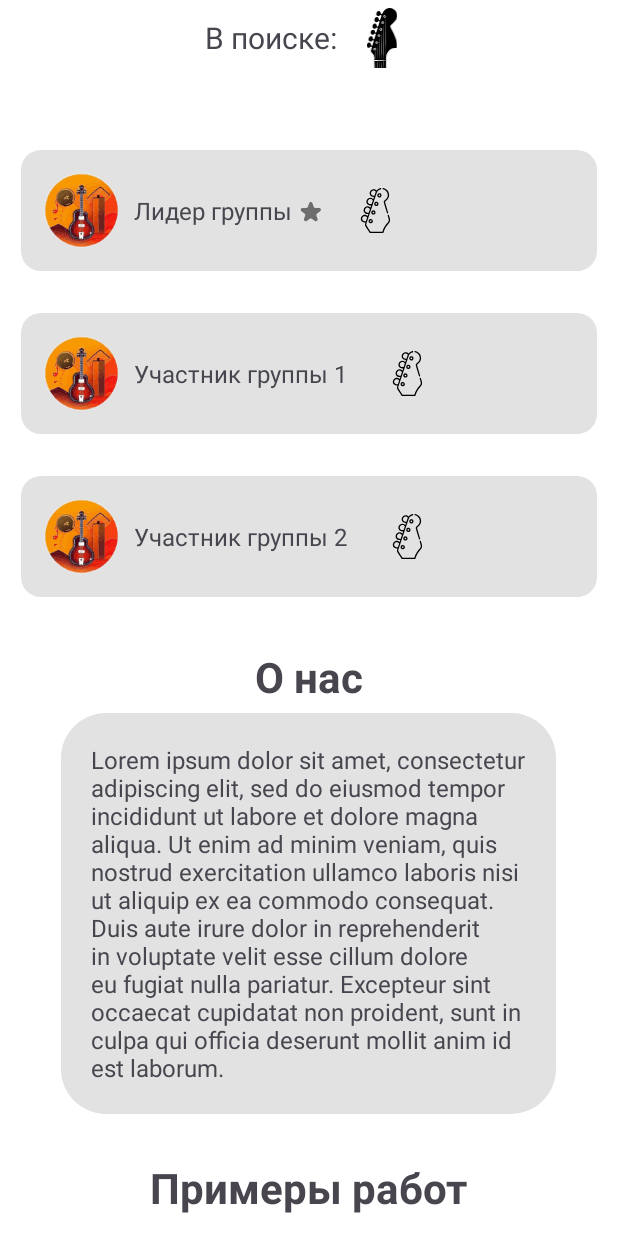
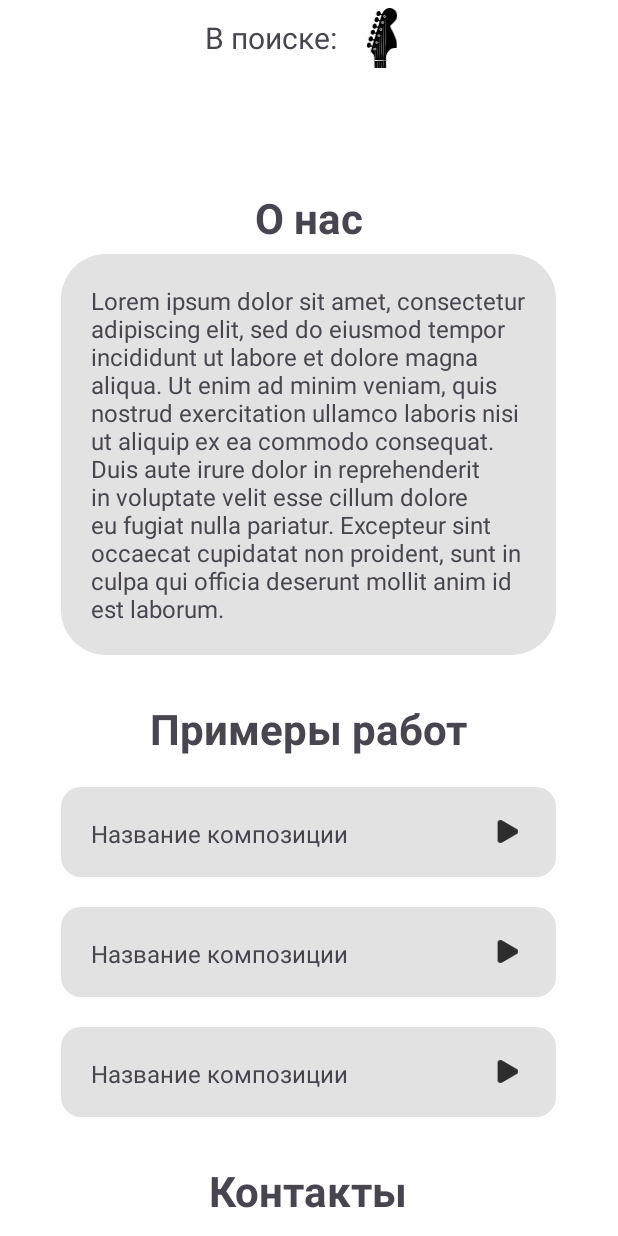
Before and after one commit to odyyyy/FindYourBand, an Android app: the layout fragment_band_page.xml on its own in the app's theme, with its tools: preview values and no code run, scrolled down 576 dp, on a phone screen of 412 x 824 dp. Run offline under Robolectric (Android 15) with nearby library versions, the phone set to English and light mode, and no system bars.

```diff
--- a/app/src/main/java/com/example/findyourband/adapters/VacanciesAdapter.java
+++ b/app/src/main/java/com/example/findyourband/adapters/VacanciesAdapter.java
@@ -83,7 +83,7 @@ public class VacanciesAdapter extends RecyclerView.Adapter<VacanciesAdapter.View
                 LinearLayout.LayoutParams.WRAP_CONTENT,
                 LinearLayout.LayoutParams.WRAP_CONTENT
         );
-        params.setMarginEnd(12);
+        params.setMarginEnd(18);
 
         for (String genre : genres) {
             TextView genreTextView = new TextView(newContext);
--- a/app/src/main/java/com/example/findyourband/fragments/MainPageFragment.java
+++ b/app/src/main/java/com/example/findyourband/fragments/MainPageFragment.java
@@ -45,7 +45,7 @@ public class MainPageFragment extends Fragment {
 
         View view = binding.getRoot();
 
-        //setLoggedInUserNickname();
+        setLoggedInUserNickname();
 
         newsRecyclerView = binding.newsRecyclerView;
         newsRecyclerView.setLayoutManager(new LinearLayoutManager(getContext()));
--- a/app/src/main/java/com/example/findyourband/fragments/settings/CreateBandFragment.java
+++ b/app/src/main/java/com/example/findyourband/fragments/settings/CreateBandFragment.java
@@ -52,7 +52,6 @@ public class CreateBandFragment extends Fragment {
 
         binding = FragmentCreateBandBinding.inflate(inflater, container, false);
         setSelectedBandMembers();
-        Log.d(TAG, bandNameSavedState);
 
 
         binding.cityAutoComplete.setAdapter(new ArrayAdapter<>(getContext(), android.R.layout.simple_dropdown_item_1line, getResources().getStringArray(R.array.cities)));
--- a/app/src/main/java/com/example/findyourband/fragments/settings/SearchBandMembersFragment.java
+++ b/app/src/main/java/com/example/findyourband/fragments/settings/SearchBandMembersFragment.java
@@ -69,7 +69,7 @@ public class SearchBandMembersFragment extends Fragment {
                 String currentUserLogin = snapshot.child(FirebaseAuth.getInstance().getCurrentUser().getUid()).child("login").getValue().toString();
                 for (DataSnapshot ds : snapshot.getChildren()) {
 
-                    MemberDataClass user = new MemberDataClass(ds.child("login").getValue().toString());
+                    MemberDataClass user = new MemberDataClass(ds.child("login").getValue().toString(), ds.child("image").getValue().toString(), (ArrayList<String>) ds.child("instruments").getValue());
                     if (!user.getNickname().equals(currentUserLogin))
                         userSearchList.add(user);
                 }
@@ -139,7 +139,6 @@ public class SearchBandMembersFragment extends Fragment {
                 searchList.add(user);
             }
         }
-        // TODO: подумать над сохранением состояния selected в списке при поиске оно сбрасывается
         searchMembersAdapter.searchDataList(searchList);
     }
 
--- a/app/src/main/java/com/example/findyourband/fragments/vacancies/BandPageFragment.java
+++ b/app/src/main/java/com/example/findyourband/fragments/vacancies/BandPageFragment.java
@@ -6,6 +6,7 @@ import androidx.annotation.NonNull;
 import androidx.annotation.Nullable;
 import androidx.fragment.app.Fragment;
 import androidx.fragment.app.FragmentTransaction;
+import androidx.recyclerview.widget.LinearLayoutManager;
 
 import android.util.Log;
 import android.view.ContextThemeWrapper;
@@ -16,6 +17,7 @@ import android.widget.LinearLayout;
 import android.widget.TextView;
 
 import com.example.findyourband.R;
+import com.example.findyourband.adapters.BandMembersAdapter;
 import com.example.findyourband.databinding.FragmentBandPageBinding;
 import com.example.findyourband.services.INSTRUMENT;
 
@@ -69,6 +71,10 @@ public class BandPageFragment extends Fragment {
             }
 
             List<String> members = bandData.getStringArrayList("members");
+//            BandMembersAdapter searchMembersAdapter = new BandMembersAdapter(getContext(), selectedMembersArray, this);
+//
+//            binding.bandMemberVacancyRecycleView.setLayoutManager(new LinearLayoutManager(getContext()));
+//            binding.bandMemberVacancyRecycleView.setAdapter(searchMembersAdapter);
             // TODO: загрузка участников группы
 
             String description = bandData.getString("description");
--- a/app/src/main/res/layout/fragment_band_page.xml
+++ b/app/src/main/res/layout/fragment_band_page.xml
@@ -155,115 +155,121 @@
         <!--            android:layout_height="wrap_content"-->
         <!--            android:layout_below="@+id/"-->
 
-        <LinearLayout
-            android:id="@+id/groupMembersLayout"
+<!--        <LinearLayout-->
+<!--            android:id="@+id/groupMembersLayout"-->
+<!--            android:layout_width="match_parent"-->
+<!--            android:layout_height="wrap_content"-->
+<!--            android:layout_below="@+id/genreVacancyPageLayout"-->
+<!--            android:gravity="center_horizontal"-->
+<!--            android:orientation="vertical">-->
+
+<!--            <LinearLayout-->
+<!--                android:id="@+id/groupMemberSecond"-->
+<!--                style="@style/groupMembersLayoutStyle">-->
+
+<!--                <ImageView-->
+<!--                    android:layout_width="50dp"-->
+<!--                    android:layout_height="50dp"-->
+<!--                    android:layout_gravity="center_vertical"-->
+<!--                    android:layout_marginEnd="10dp"-->
+<!--                    android:src="@drawable/logo" />-->
+
+
+<!--                <TextView-->
+<!--                    android:layout_width="wrap_content"-->
+<!--                    android:layout_height="wrap_content"-->
+<!--                    android:layout_marginEnd="5dp"-->
+
+<!--                    android:text="Лидер группы"-->
+<!--                    android:textSize="16sp" />-->
+
+<!--                <ImageView-->
+<!--                    android:layout_width="15dp"-->
+<!--                    android:layout_height="15dp"-->
+<!--                    android:layout_gravity="center_vertical"-->
+<!--                    android:layout_marginTop="1dp"-->
+<!--                    android:src="@drawable/ic_star_groupleader" />-->
+
+<!--                <ImageView-->
+<!--                    android:layout_width="30dp"-->
+<!--                    android:layout_height="30dp"-->
+<!--                    android:layout_gravity="center_vertical"-->
+<!--                    android:layout_marginStart="20dp"-->
+<!--                    android:src="@drawable/ic_instrument" />-->
+<!--            </LinearLayout>-->
+
+<!--            <LinearLayout-->
+<!--                android:id="@+id/groupMemberThird"-->
+<!--                style="@style/groupMembersLayoutStyle">-->
+
+<!--                <ImageView-->
+<!--                    android:layout_width="50dp"-->
+<!--                    android:layout_height="50dp"-->
+<!--                    android:layout_gravity="center_vertical"-->
+<!--                    android:layout_marginEnd="10dp"-->
+<!--                    android:src="@drawable/logo" />-->
+
+
+<!--                <TextView-->
+<!--                    android:layout_width="wrap_content"-->
+<!--                    android:layout_height="wrap_content"-->
+<!--                    android:layout_marginEnd="5dp"-->
+
+<!--                    android:text="Участник группы 1"-->
+<!--                    android:textSize="16sp" />-->
+
+
+<!--                <ImageView-->
+<!--                    android:layout_width="30dp"-->
+<!--                    android:layout_height="30dp"-->
+<!--                    android:layout_gravity="center_vertical"-->
+<!--                    android:layout_marginStart="20dp"-->
+<!--                    android:src="@drawable/ic_instrument" />-->
+<!--            </LinearLayout>-->
+
+<!--            <LinearLayout-->
+<!--                android:id="@+id/groupMemberOneLead"-->
+<!--                style="@style/groupMembersLayoutStyle">-->
+
+<!--                <ImageView-->
+<!--                    android:layout_width="50dp"-->
+<!--                    android:layout_height="50dp"-->
+<!--                    android:layout_gravity="center_vertical"-->
+<!--                    android:layout_marginEnd="10dp"-->
+<!--                    android:src="@drawable/logo" />-->
+
+
+<!--                <TextView-->
+<!--                    android:layout_width="wrap_content"-->
+<!--                    android:layout_height="wrap_content"-->
+<!--                    android:layout_marginEnd="5dp"-->
+
+<!--                    android:text="Участник группы 2"-->
+<!--                    android:textSize="16sp" />-->
+
+
+<!--                <ImageView-->
+<!--                    android:layout_width="30dp"-->
+<!--                    android:layout_height="30dp"-->
+<!--                    android:layout_gravity="center_vertical"-->
+<!--                    android:layout_marginStart="20dp"-->
+<!--                    android:src="@drawable/ic_instrument" />-->
+<!--            </LinearLayout>-->
+<!--    </LinearLayout>-->
+        <androidx.recyclerview.widget.RecyclerView
+            android:id="@+id/bandMemberVacancyRecycleView"
+            android:layout_below="@+id/genreVacancyPageLayout"
             android:layout_width="match_parent"
             android:layout_height="wrap_content"
-            android:layout_below="@+id/genreVacancyPageLayout"
-            android:gravity="center_horizontal"
-            android:orientation="vertical">
-
-            <LinearLayout
-                android:id="@+id/groupMemberSecond"
-                style="@style/groupMembersLayoutStyle">
-
-                <ImageView
-                    android:layout_width="50dp"
-                    android:layout_height="50dp"
-                    android:layout_gravity="center_vertical"
-                    android:layout_marginEnd="10dp"
-                    android:src="@drawable/logo" />
+            android:layout_marginTop="20dp" />
 
 
-                <TextView
-                    android:layout_width="wrap_content"
-                    android:layout_height="wrap_content"
-                    android:layout_marginEnd="5dp"
-
-                    android:text="Лидер группы"
-                    android:textSize="16sp" />
-
-                <ImageView
-                    android:layout_width="15dp"
-                    android:layout_height="15dp"
-                    android:layout_gravity="center_vertical"
-                    android:layout_marginTop="1dp"
-                    android:src="@drawable/ic_star_groupleader" />
-
-                <ImageView
-                    android:layout_width="30dp"
-                    android:layout_height="30dp"
-                    android:layout_gravity="center_vertical"
-                    android:layout_marginStart="20dp"
-                    android:src="@drawable/ic_instrument" />
-            </LinearLayout>
-
-            <LinearLayout
-                android:id="@+id/groupMemberThird"
-                style="@style/groupMembersLayoutStyle">
-
-                <ImageView
-                    android:layout_width="50dp"
-                    android:layout_height="50dp"
-                    android:layout_gravity="center_vertical"
-                    android:layout_marginEnd="10dp"
-                    android:src="@drawable/logo" />
-
-
-                <TextView
-                    android:layout_width="wrap_content"
-                    android:layout_height="wrap_content"
-                    android:layout_marginEnd="5dp"
-
-                    android:text="Участник группы 1"
-                    android:textSize="16sp" />
-
-
-                <ImageView
-                    android:layout_width="30dp"
-                    android:layout_height="30dp"
-                    android:layout_gravity="center_vertical"
-                    android:layout_marginStart="20dp"
-                    android:src="@drawable/ic_instrument" />
-            </LinearLayout>
-
-            <LinearLayout
-                android:id="@+id/groupMemberOneLead"
-                style="@style/groupMembersLayoutStyle">
-
-                <ImageView
-                    android:layout_width="50dp"
-                    android:layout_height="50dp"
-                    android:layout_gravity="center_vertical"
-                    android:layout_marginEnd="10dp"
-                    android:src="@drawable/logo" />
-
-
-                <TextView
-                    android:layout_width="wrap_content"
-                    android:layout_height="wrap_content"
-                    android:layout_marginEnd="5dp"
-
-                    android:text="Участник группы 2"
-                    android:textSize="16sp" />
-
-
-                <ImageView
-                    android:layout_width="30dp"
-                    android:layout_height="30dp"
-                    android:layout_gravity="center_vertical"
-                    android:layout_marginStart="20dp"
-                    android:src="@drawable/ic_instrument" />
-            </LinearLayout>
-
-
-        </LinearLayout>
 
         <TextView
             android:id="@+id/DescriptionTextView"
             android:layout_width="wrap_content"
             android:layout_height="wrap_content"
-            android:layout_below="@id/groupMembersLayout"
+            android:layout_below="@id/bandMemberVacancyRecycleView"
             android:layout_centerHorizontal="true"
             android:layout_marginTop="20dp"
             android:text="О нас"
```
Also changed, not shown: app/src/main/java/com/example/findyourband/adapters/BandMembersAdapter.java (+11 -1 lines), app/src/main/java/com/example/findyourband/services/MemberDataClass.java (+35 -0 lines), app/src/main/res/layout/component_band_member_item.xml (+8 -1 lines).
